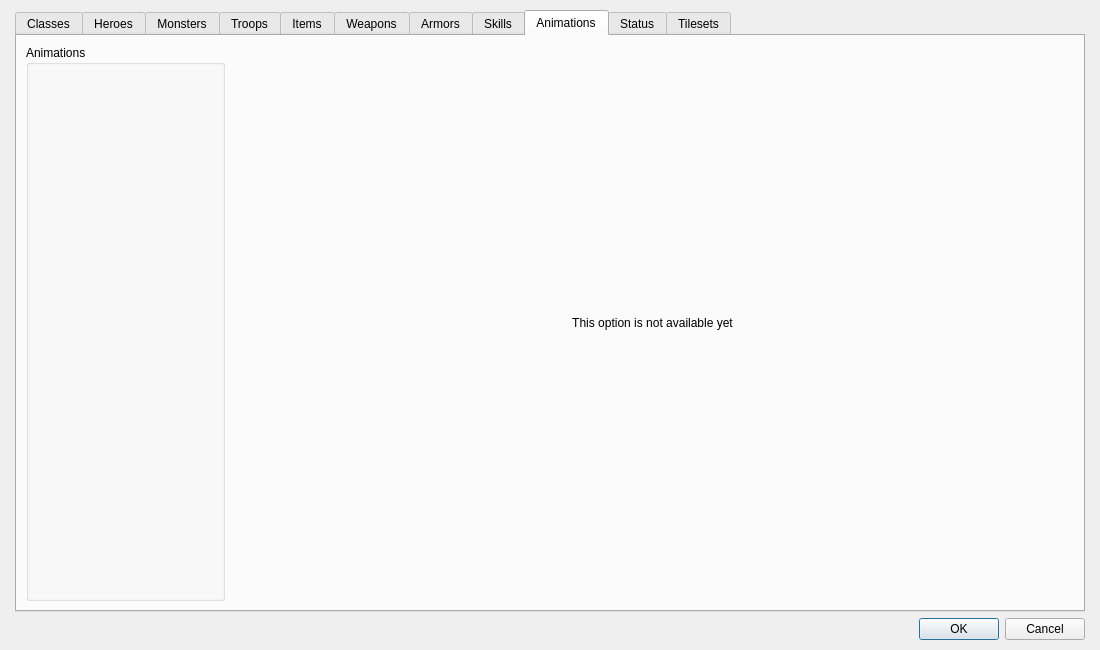
The window that Editor/Dialogs/dialogdatas.ui (RPG-Paper-Maker/RPG-Paper-Maker) describes before a commit, drawn with Qt 5.
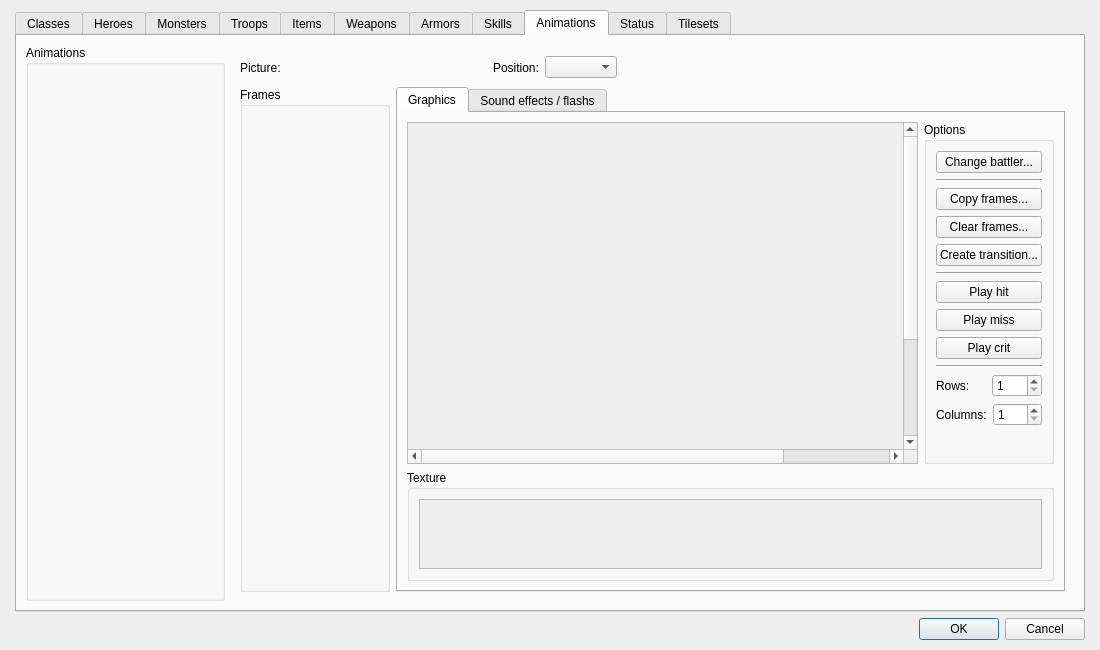
The same window after the commit. The open tabs and pages were chosen to show the change. Custom widgets are drawn as their Qt base class.

Commit message: [WIP] 2D Animations: UI + begining WidgetAnimation

What changed in the file:
```diff
--- a/Editor/Dialogs/dialogdatas.ui
+++ b/Editor/Dialogs/dialogdatas.ui
@@ -650,16 +650,344 @@
            </item>
            <item>
             <widget class="QWidget" name="widget" native="true">
-             <layout class="QGridLayout" name="gridLayout_30">
+             <layout class="QGridLayout" name="gridLayout_12">
               <item row="0" column="0">
-               <widget class="QLabel" name="label_3">
-                <property name="text">
-                 <string>This option is not available yet</string>
-                </property>
-                <property name="alignment">
-                 <set>Qt::AlignCenter</set>
-                </property>
-               </widget>
+               <layout class="QVBoxLayout" name="verticalLayout_5" stretch="0,1">
+                <item>
+                 <layout class="QHBoxLayout" name="horizontalLayout_7" stretch="0,0,0,0,1">
+                  <item>
+                   <widget class="QLabel" name="label_13">
+                    <property name="text">
+                     <string>Picture:</string>
+                    </property>
+                   </widget>
+                  </item>
+                  <item>
+                   <widget class="WidgetPicture" name="widgetPictureTileset_3" native="true">
+                    <property name="minimumSize">
+                     <size>
+                      <width>200</width>
+                      <height>27</height>
+                     </size>
+                    </property>
+                    <property name="maximumSize">
+                     <size>
+                      <width>200</width>
+                      <height>27</height>
+                     </size>
+                    </property>
+                   </widget>
+                  </item>
+                  <item>
+                   <widget class="QLabel" name="label_3">
+                    <property name="text">
+                     <string>Position:</string>
+                    </property>
+                   </widget>
+                  </item>
+                  <item>
+                   <widget class="QComboBox" name="comboBox"/>
+                  </item>
+                  <item>
+                   <spacer name="horizontalSpacer_3">
+                    <property name="orientation">
+                     <enum>Qt::Horizontal</enum>
+                    </property>
+                    <property name="sizeHint" stdset="0">
+                     <size>
+                      <width>40</width>
+                      <height>20</height>
+                     </size>
+                    </property>
+                   </spacer>
+                  </item>
+                 </layout>
+                </item>
+                <item>
+                 <layout class="QHBoxLayout" name="horizontalLayout_16" stretch="0,1">
+                  <item>
+                   <widget class="QGroupBox" name="groupBox">
+                    <property name="minimumSize">
+                     <size>
+                      <width>150</width>
+                      <height>0</height>
+                     </size>
+                    </property>
+                    <property name="maximumSize">
+                     <size>
+                      <width>150</width>
+                      <height>16777215</height>
+                     </size>
+                    </property>
+                    <property name="title">
+                     <string>Frames</string>
+                    </property>
+                    <layout class="QGridLayout" name="gridLayout_13">
+                     <item row="0" column="0">
+                      <widget class="PanelSuperList" name="panelSuperListFontSizes" native="true">
+                       <property name="enabled">
+                        <bool>true</bool>
+                       </property>
+                       <property name="minimumSize">
+                        <size>
+                         <width>0</width>
+                         <height>250</height>
+                        </size>
+                       </property>
+                      </widget>
+                     </item>
+                    </layout>
+                   </widget>
+                  </item>
+                  <item>
+                   <widget class="QTabWidget" name="tabWidget_2">
+                    <property name="enabled">
+                     <bool>true</bool>
+                    </property>
+                    <property name="currentIndex">
+                     <number>0</number>
+                    </property>
+                    <widget class="QWidget" name="tab_12">
+                     <attribute name="title">
+                      <string>Graphics</string>
+                     </attribute>
+                     <layout class="QGridLayout" name="gridLayout_35">
+                      <item row="0" column="0">
+                       <layout class="QVBoxLayout" name="verticalLayout_13" stretch="1,0">
+                        <item>
+                         <layout class="QHBoxLayout" name="horizontalLayout_17">
+                          <item>
+                           <widget class="QScrollArea" name="scrollAreaAnimation">
+                            <property name="widgetResizable">
+                             <bool>true</bool>
+                            </property>
+                            <widget class="QWidget" name="scrollAreaWidgetContents_4">
+                             <property name="geometry">
+                              <rect>
+                               <x>0</x>
+                               <y>0</y>
+                               <width>640</width>
+                               <height>480</height>
+                              </rect>
+                             </property>
+                             <layout class="QGridLayout" name="gridLayout_11">
+                              <property name="leftMargin">
+                               <number>0</number>
+                              </property>
+                              <property name="topMargin">
+                               <number>0</number>
+                              </property>
+                              <property name="rightMargin">
+                               <number>0</number>
+                              </property>
+                              <property name="bottomMargin">
+                               <number>0</number>
+                              </property>
+                              <item row="0" column="0">
+                               <widget class="WidgetAnimation" name="widgetAnimation" native="true">
+                                <property name="minimumSize">
+                                 <size>
+                                  <width>640</width>
+                                  <height>480</height>
+                                 </size>
+                                </property>
+                                <property name="maximumSize">
+                                 <size>
+                                  <width>640</width>
+                                  <height>480</height>
+                                 </size>
+                                </property>
+                               </widget>
+                              </item>
+                             </layout>
+                            </widget>
+                           </widget>
+                          </item>
+                          <item>
+                           <widget class="QGroupBox" name="groupBox_4">
+                            <property name="title">
+                             <string>Options</string>
+                            </property>
+                            <layout class="QGridLayout" name="gridLayout_34">
+                             <item row="0" column="0">
+                              <layout class="QVBoxLayout" name="verticalLayout_6" stretch="0,0,0,0,0,0,0,0,0,0,0,0,0">
+                               <item>
+                                <widget class="QPushButton" name="pushButton_2">
+                                 <property name="text">
+                                  <string>Change battler...</string>
+                                 </property>
+                                </widget>
+                               </item>
+                               <item>
+                                <widget class="Line" name="line">
+                                 <property name="orientation">
+                                  <enum>Qt::Horizontal</enum>
+                                 </property>
+                                </widget>
+                               </item>
+                               <item>
+                                <widget class="QPushButton" name="pushButton_3">
+                                 <property name="text">
+                                  <string>Copy frames...</string>
+                                 </property>
+                                </widget>
+                               </item>
+                               <item>
+                                <widget class="QPushButton" name="pushButton_4">
+                                 <property name="text">
+                                  <string>Clear frames...</string>
+                                 </property>
+                                </widget>
+                               </item>
+                               <item>
+                                <widget class="QPushButton" name="pushButton_5">
+                                 <property name="text">
+                                  <string>Create transition...</string>
+                                 </property>
+                                </widget>
+                               </item>
+                               <item>
+                                <widget class="Line" name="line_2">
+                                 <property name="orientation">
+                                  <enum>Qt::Horizontal</enum>
+                                 </property>
+                                </widget>
+                               </item>
+                               <item>
+                                <widget class="QPushButton" name="pushButton_6">
+                                 <property name="text">
+                                  <string>Play hit</string>
+                                 </property>
+                                </widget>
+                               </item>
+                               <item>
+                                <widget class="QPushButton" name="pushButton_7">
+                                 <property name="text">
+                                  <string>Play miss</string>
+                                 </property>
+                                </widget>
+                               </item>
+                               <item>
+                                <widget class="QPushButton" name="pushButton_8">
+                                 <property name="text">
+                                  <string>Play crit</string>
+                                 </property>
+                                </widget>
+                               </item>
+                               <item>
+                                <widget class="Line" name="line_3">
+                                 <property name="orientation">
+                                  <enum>Qt::Horizontal</enum>
+                                 </property>
+                                </widget>
+                               </item>
+                               <item>
+                                <layout class="QHBoxLayout" name="horizontalLayout_18">
+                                 <item>
+                                  <widget class="QLabel" name="label_11">
+                                   <property name="text">
+                                    <string>Rows:</string>
+                                   </property>
+                                  </widget>
+                                 </item>
+                                 <item>
+                                  <widget class="QSpinBox" name="spinBox">
+                                   <property name="minimum">
+                                    <number>1</number>
+                                   </property>
+                                   <property name="maximum">
+                                    <number>999</number>
+                                   </property>
+                                  </widget>
+                                 </item>
+                                </layout>
+                               </item>
+                               <item>
+                                <layout class="QHBoxLayout" name="horizontalLayout_19">
+                                 <item>
+                                  <widget class="QLabel" name="label_12">
+                                   <property name="text">
+                                    <string>Columns:</string>
+                                   </property>
+                                  </widget>
+                                 </item>
+                                 <item>
+                                  <widget class="QSpinBox" name="spinBox_2">
+                                   <property name="minimum">
+                                    <number>1</number>
+                                   </property>
+                                   <property name="maximum">
+                                    <number>999</number>
+                                   </property>
+                                  </widget>
+                                 </item>
+                                </layout>
+                               </item>
+                               <item>
+                                <spacer name="verticalSpacer">
+                                 <property name="orientation">
+                                  <enum>Qt::Vertical</enum>
+                                 </property>
+                                 <property name="sizeHint" stdset="0">
+                                  <size>
+                                   <width>20</width>
+                                   <height>40</height>
+                                  </size>
+                                 </property>
+                                </spacer>
+                               </item>
+                              </layout>
+                             </item>
+                            </layout>
+                           </widget>
+                          </item>
+                         </layout>
+                        </item>
+                        <item>
+                         <widget class="QGroupBox" name="groupBox_5">
+                          <property name="title">
+                           <string>Texture</string>
+                          </property>
+                          <layout class="QGridLayout" name="gridLayout_15">
+                           <item row="0" column="0">
+                            <widget class="QScrollArea" name="scrollArea_5">
+                             <property name="widgetResizable">
+                              <bool>true</bool>
+                             </property>
+                             <widget class="QWidget" name="scrollAreaWidgetContents_5">
+                              <property name="geometry">
+                               <rect>
+                                <x>0</x>
+                                <y>0</y>
+                                <width>611</width>
+                                <height>68</height>
+                               </rect>
+                              </property>
+                              <layout class="QGridLayout" name="gridLayout_30">
+                               <item row="0" column="0">
+                                <widget class="QWidget" name="widget_3" native="true"/>
+                               </item>
+                              </layout>
+                             </widget>
+                            </widget>
+                           </item>
+                          </layout>
+                         </widget>
+                        </item>
+                       </layout>
+                      </item>
+                     </layout>
+                    </widget>
+                    <widget class="QWidget" name="tab_13">
+                     <attribute name="title">
+                      <string>Sound effects / flashs</string>
+                     </attribute>
+                    </widget>
+                   </widget>
+                  </item>
+                 </layout>
+                </item>
+               </layout>
               </item>
              </layout>
             </widget>
@@ -1138,6 +1466,12 @@
    <header>paneldatascommonskillitem.h</header>
    <container>1</container>
   </customwidget>
+  <customwidget>
+   <class>WidgetAnimation</class>
+   <extends>QWidget</extends>
+   <header>widgetanimation.h</header>
+   <container>1</container>
+  </customwidget>
  </customwidgets>
  <resources/>
  <connections>
```
Left out of the diff: 12 changed lines with no effect on the pictures. The commit also changes 14 other files.
